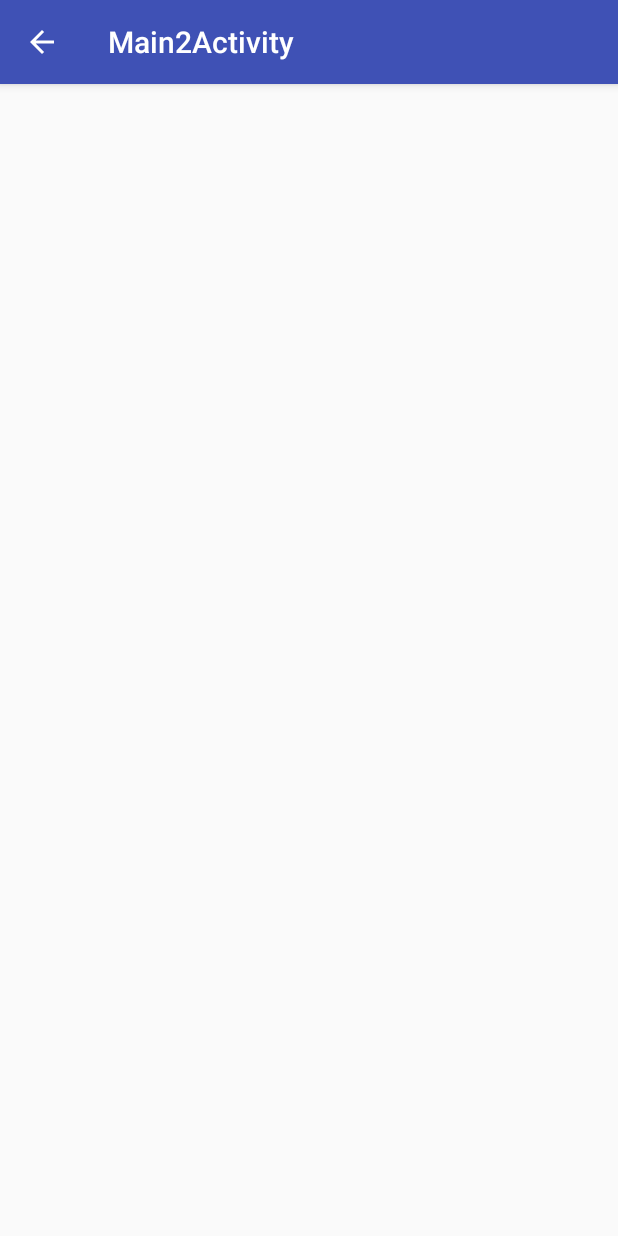
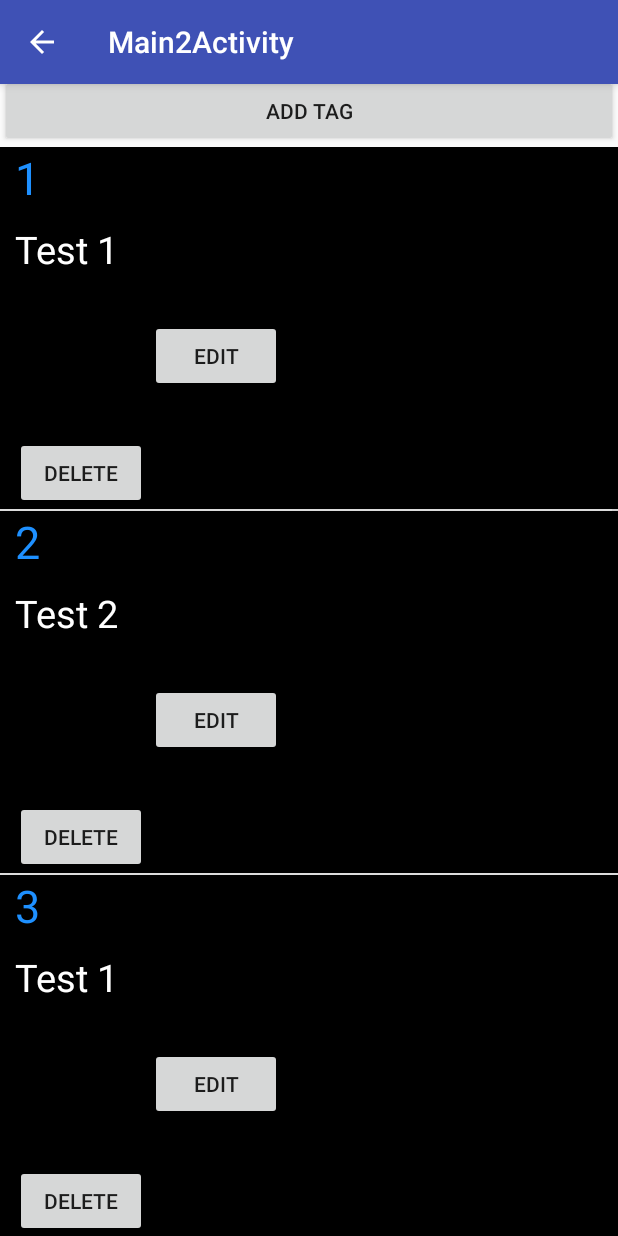
Before and after one commit to mnhmilu/POCTabedLayout, an Android app: the Main2Activity screen opened directly, with no data from a screen before it, on a phone screen of 412 x 824 dp. Run offline under Robolectric (Android 15) with nearby library versions, the phone set to English and light mode, and no system bars.

Commit message:
Tag Add,Edit,Delete added

```diff
--- /dev/null
+++ b/app/src/main/java/com/example/nahidhossain/poctabedlayout/CustomeAdapterForTagList.java
@@ -0,0 +1,182 @@
+package com.example.nahidhossain.poctabedlayout;
+
+import android.app.Activity;
+import android.util.Log;
+import android.view.Gravity;
+import android.view.LayoutInflater;
+import android.view.View;
+import android.view.ViewGroup;
+import android.widget.BaseAdapter;
+import android.widget.Button;
+import android.widget.EditText;
+import android.widget.ListView;
+import android.widget.PopupWindow;
+import android.widget.TextView;
+
+import java.util.ArrayList;
+
+public class CustomeAdapterForTagList extends BaseAdapter {
+
+
+    private Activity context;
+    ArrayList<TagModel> tagModelArrayList;
+    PopupWindow pwindo;
+    SQLiteDatabaseHandler db;
+    private ListView listView;
+
+    public CustomeAdapterForTagList(Activity context, ArrayList<TagModel> contactModelArrayList) {
+
+        this.context = context;
+        this.tagModelArrayList = contactModelArrayList;
+    }
+
+    public CustomeAdapterForTagList(Activity context, ArrayList<TagModel> tagModelArrayList, SQLiteDatabaseHandler db) {
+
+        this.context = context;
+        this.tagModelArrayList = tagModelArrayList;
+        this.db=db;
+    }
+
+    //@Override
+    //public int getViewTypeCount() {
+      //  return getCount();
+   // }
+
+    @Override
+    public int getItemViewType(int position) {
+
+        return position;
+    }
+
+    @Override
+    public int getCount() {
+        return tagModelArrayList.size();
+    }
+
+    @Override
+    public Object getItem(int position) {
+        return tagModelArrayList.get(position);
+    }
+
+    @Override
+    public long getItemId(int position) {
+        return 0;
+    }
+
+    /*
+    @Override
+    public View getView(int position, View convertView, ViewGroup parent) {
+        CustomerAdapterForTagList.ViewHolder holder;
+        if (convertView == null) {
+            holder = new CustomerAdapterForTagList.ViewHolder();
+            LayoutInflater inflater = (LayoutInflater) context
+                    .getSystemService(Context.LAYOUT_INFLATER_SERVICE);
+            convertView = inflater.inflate(R.layout.lv_item_tag, null, true);
+            holder.tagName = (TextView) convertView.findViewById(R.id.tag_name);
+            convertView.setTag(holder);
+
+        } else {
+            // the getTag returns the viewHolder object set as a tag to the view
+            holder = (CustomerAdapterForTagList.ViewHolder) convertView.getTag();
+        }
+
+        holder.tagName.setText(tagModelArrayList.get(position).getTag_name());
+       // holder.tvnumber.setText(tagModelArrayList.get(position).getNumber());
+        return convertView;
+    } */
+
+    @Override
+    public View getView(int position, View convertView, ViewGroup parent) {
+        View row = convertView;
+        LayoutInflater inflater = context.getLayoutInflater();
+        ViewHolder vh;
+        if (convertView == null) {
+            vh = new ViewHolder();
+            row = inflater.inflate(R.layout.lv_item_tag, null, true);
+
+            vh.textViewId = (TextView) row.findViewById(R.id.textViewId);
+            vh.tagName = (TextView) row.findViewById(R.id.tag_name);
+            vh.editButton = (Button) row.findViewById(R.id.edit);
+            vh.deleteButton = (Button) row.findViewById(R.id.delete);
+            // store the holder with the view.
+            row.setTag(vh);
+        } else {
+
+            vh = (ViewHolder) convertView.getTag();
+
+        }
+
+        vh.tagName.setText(tagModelArrayList.get(position).getTag_name());
+        vh.textViewId.setText("" + tagModelArrayList.get(position).getTag_id());
+
+        final int positionPopup = position;
+        vh.editButton.setOnClickListener(new View.OnClickListener() {
+            @Override
+            public void onClick(View view) {
+
+                Log.d("Save: ", "" + positionPopup);
+                editPopUp(positionPopup);
+
+            }
+        });
+        vh.deleteButton.setOnClickListener(new View.OnClickListener() {
+            @Override
+            public void onClick(View view) {
+                Log.d("Last Index", "" + positionPopup);
+                //     Integer index = (Integer) view.getTag();
+                db.deleteTagModel(tagModelArrayList.get(positionPopup));
+
+                //      countries.remove(index.intValue());
+                tagModelArrayList = (ArrayList) db.getAllTagModels();
+                Log.d("Tag Size", "" + tagModelArrayList.size());
+                notifyDataSetChanged();
+            }
+        });
+        return row;
+    }
+
+    private class ViewHolder {
+
+        TextView textViewId;
+        TextView tagName;
+        Button editButton;
+        Button deleteButton;
+
+    }
+
+
+    public void editPopUp(final int positionPopup) {
+        LayoutInflater inflater = context.getLayoutInflater();
+        View layout = inflater.inflate(R.layout.layout_popup_tagedit,
+                (ViewGroup) context.findViewById(R.id.popup_element_tagentry));
+        pwindo = new PopupWindow(layout, 600, 670, true);
+        pwindo.showAtLocation(layout, Gravity.CENTER, 0, 0);
+        final EditText tagEdit = (EditText) layout.findViewById(R.id.editTextTagName);
+        tagEdit.setText(tagModelArrayList.get(positionPopup).getTag_name());
+
+        Button save = (Button) layout.findViewById(R.id.save_popup);
+        save.setOnClickListener(new View.OnClickListener() {
+            @Override
+            public void onClick(View view) {
+                String tagNameString = tagEdit.getText().toString();
+
+                TagModel tagModel = new TagModel(tagNameString);
+                String tagNameStr = tagEdit.getText().toString();
+
+                TagModel tagModelEnttity = tagModelArrayList.get(positionPopup);
+                tagModelEnttity.setTag_name(tagNameStr);
+                db.updateTagModel(tagModelEnttity);
+                tagModelArrayList = (ArrayList) db.getAllTagModels();
+                notifyDataSetChanged();
+                for (TagModel item : tagModelArrayList) {
+                    String log = "Id: " + item.getTag_id() + " ,Name: " + item.getTag_name();
+                    // Writing Countries to log
+                    Log.d("Name: ", log);
+                }
+                pwindo.dismiss();
+            }
+        });
+    }
+
+
+}
--- a/app/src/main/java/com/example/nahidhossain/poctabedlayout/CustomerAdapterForTagList.java
+++ /dev/null
@@ -1,80 +0,0 @@
-package com.example.nahidhossain.poctabedlayout;
-
-import android.content.Context;
-import android.view.LayoutInflater;
-import android.view.View;
-import android.view.ViewGroup;
-import android.widget.BaseAdapter;
-import android.widget.TextView;
-
-import java.util.ArrayList;
-
-public class CustomerAdapterForTagList extends BaseAdapter {
-
-
-    private Context context;
-    private ArrayList<TagModel> tagModelArrayList;
-
-    public CustomerAdapterForTagList(Context context, ArrayList<TagModel> contactModelArrayList) {
-
-        this.context = context;
-        this.tagModelArrayList = contactModelArrayList;
-    }
-
-    //@Override
-    //public int getViewTypeCount() {
-      //  return getCount();
-   // }
-
-    @Override
-    public int getItemViewType(int position) {
-
-        return position;
-    }
-
-    @Override
-    public int getCount() {
-        return tagModelArrayList.size();
-    }
-
-    @Override
-    public Object getItem(int position) {
-        return tagModelArrayList.get(position);
-    }
-
-    @Override
-    public long getItemId(int position) {
-        return 0;
-    }
-
-    @Override
-    public View getView(int position, View convertView, ViewGroup parent) {
-        CustomerAdapterForTagList.ViewHolder holder;
-
-        if (convertView == null) {
-            holder = new CustomerAdapterForTagList.ViewHolder();
-            LayoutInflater inflater = (LayoutInflater) context
-                    .getSystemService(Context.LAYOUT_INFLATER_SERVICE);
-            convertView = inflater.inflate(R.layout.lv_item_tag, null, true);
-
-            holder.tagName = (TextView) convertView.findViewById(R.id.tag_name);
-            convertView.setTag(holder);
-
-        } else {
-            // the getTag returns the viewHolder object set as a tag to the view
-            holder = (CustomerAdapterForTagList.ViewHolder) convertView.getTag();
-        }
-
-        holder.tagName.setText(tagModelArrayList.get(position).getTag_name());
-       // holder.tvnumber.setText(tagModelArrayList.get(position).getNumber());
-        return convertView;
-    }
-
-    private class ViewHolder {
-
-        protected TextView tagName;
-
-    }
-
-
-}
--- a/app/src/main/java/com/example/nahidhossain/poctabedlayout/Main2Activity.java
+++ b/app/src/main/java/com/example/nahidhossain/poctabedlayout/Main2Activity.java
@@ -1,23 +1,33 @@
 package com.example.nahidhossain.poctabedlayout;
 
+import android.app.Activity;
 import android.os.Bundle;
-import android.support.design.widget.FloatingActionButton;
-import android.support.design.widget.Snackbar;
 import android.support.v7.app.AppCompatActivity;
 import android.support.v7.widget.Toolbar;
+import android.util.Log;
+import android.view.Gravity;
+import android.view.LayoutInflater;
 import android.view.View;
+import android.view.ViewGroup;
 import android.widget.AdapterView;
+import android.widget.BaseAdapter;
+import android.widget.Button;
+import android.widget.EditText;
 import android.widget.ListView;
+import android.widget.PopupWindow;
 import android.widget.Toast;
 
 import java.util.ArrayList;
 
 public class Main2Activity extends AppCompatActivity {
 
-    private ArrayList<TagModel> contactModelArrayList;
+    private ArrayList<TagModel> tagModelArrayList;
     private ListView listView;
     public static final String TAG = "MainActivity2";
-    private CustomerAdapterForTagList customAdapter;
+    private CustomeAdapterForTagList customAdapter;
+    PopupWindow pwindo;
+    Button btnSubmit;
+    Activity activity;
 
     SQLiteDatabaseHandler db;
 
@@ -27,12 +37,13 @@ public class Main2Activity extends AppCompatActivity {
     protected void onCreate(Bundle savedInstanceState) {
         super.onCreate(savedInstanceState);
         setContentView(R.layout.activity_main2);
+        activity =this;
 
-        contactModelArrayList = new ArrayList<TagModel>();
+        tagModelArrayList = new ArrayList<TagModel>();
 
         db = new SQLiteDatabaseHandler(this);
 
-        /*
+
         TagModel test = new TagModel();
         test.setTag_name("Test 1");
         db.addTag(test);
@@ -40,13 +51,11 @@ public class Main2Activity extends AppCompatActivity {
         TagModel test2 = new TagModel();
         test2.setTag_name("Test 2");
         db.addTag(test2);
-        */
 
+        tagModelArrayList = (ArrayList) db.getAllTagModels();
 
-        contactModelArrayList = (ArrayList) db.getAllTagModels();
-
-        customAdapter = new CustomerAdapterForTagList(this, contactModelArrayList);
-        ListView listView=(ListView) findViewById(R.id.listViewTag);
+        customAdapter = new CustomeAdapterForTagList(this, tagModelArrayList,db);
+        listView=(ListView) findViewById(R.id.listViewTag);
         listView.setAdapter(customAdapter);
 
         listView.setOnItemClickListener(new AdapterView.OnItemClickListener() {
@@ -58,12 +67,53 @@ public class Main2Activity extends AppCompatActivity {
             }
         });
 
+        btnSubmit = (Button) findViewById(R.id.btnSubmit);
+        btnSubmit.setOnClickListener(new View.OnClickListener() {
+            @Override
+            public void onClick(View view) {
+                addPopUp();
+            }
+        });
+
         Toolbar toolbar = (Toolbar) findViewById(R.id.toolbar);
         setSupportActionBar(toolbar);
         getSupportActionBar().setHomeButtonEnabled(true);
         getSupportActionBar().setDisplayHomeAsUpEnabled(true);
 
    }
+
+    public void addPopUp() {
+        LayoutInflater inflater = this.getLayoutInflater();
+        View layout = inflater.inflate(R.layout.layout_popup_tagedit,
+                (ViewGroup) this.findViewById(R.id.popup_element_tagentry));
+        pwindo = new PopupWindow(layout, 600, 670, true);
+        pwindo.showAtLocation(layout, Gravity.CENTER, 0, 0);
+        final EditText tagNameEdit = (EditText) layout.findViewById(R.id.editTextTagName);
+
+        Button save = (Button) layout.findViewById(R.id.save_popup);
+        save.setOnClickListener(new View.OnClickListener() {
+            @Override
+            public void onClick(View view) {
+                String countryStr = tagNameEdit.getText().toString();
+
+                TagModel country = new TagModel(countryStr);
+                db.addTag(country);
+                if (customAdapter == null) {
+                    customAdapter = new CustomeAdapterForTagList(activity, tagModelArrayList, db);
+                    listView.setAdapter(customAdapter);
+                }
+                customAdapter.tagModelArrayList = (ArrayList) db.getAllTagModels();
+                ((BaseAdapter) listView.getAdapter()).notifyDataSetChanged();
+                for (TagModel item : tagModelArrayList) {
+                    String log = "Id: " + item.getTag_id() + " ,Name: " + item.getTag_name();
+                    // Writing Countries to log
+                    Log.d("Tag Name: ", log);
+                }
+                pwindo.dismiss();
+            }
+        });
+    }
+
 
     @Override
     public void onBackPressed() {
@@ -80,4 +130,7 @@ public class Main2Activity extends AppCompatActivity {
 
 
 
+
+
+
 }
--- a/app/src/main/java/com/example/nahidhossain/poctabedlayout/TagModel.java
+++ b/app/src/main/java/com/example/nahidhossain/poctabedlayout/TagModel.java
@@ -9,6 +9,12 @@ public class TagModel {
     {
 
     }
+    public  TagModel(String tag_name)
+    {
+
+        this.tag_name=tag_name;
+    }
+
 
     public  TagModel(int tag_id,String tag_name)
     {
--- a/app/src/main/res/layout/activity_main2.xml
+++ b/app/src/main/res/layout/activity_main2.xml
@@ -26,6 +26,13 @@
         android:layout_width="match_parent"
         android:layout_height="match_parent"
         android:orientation="vertical">
+        <Button
+            android:layout_width="match_parent"
+            android:layout_height="wrap_content"
+            android:layout_marginTop="50dp"
+            android:text="Add Tag"
+            android:id="@+id/btnSubmit"
+            />
             <ListView
             android:id="@+id/listViewTag"
             android:layout_width="match_parent"
--- a/app/src/main/res/layout/lv_item_tag.xml
+++ b/app/src/main/res/layout/lv_item_tag.xml
@@ -11,17 +11,48 @@
         android:orientation="vertical">
 
         <TextView
+            android:id="@+id/textViewId"
+            android:layout_width="wrap_content"
+            android:layout_height="wrap_content"
+            android:layout_column="1"
+            android:layout_columnWeight="1"
+            android:layout_marginLeft="10dp"
+            android:layout_row="0"
+            android:textColor="#1E90FF"
+            android:textSize="30dp" />
+
+        <TextView
             android:id="@+id/tag_name"
             android:layout_width="wrap_content"
             android:layout_height="wrap_content"
-            android:textColor="#fff"
-            android:textSize="25sp"
+            android:layout_marginTop="10dp"
             android:gravity="center_vertical"
             android:paddingLeft="10dp"
-            android:layout_marginTop="10dp"
-            android:text="Name" />
+            android:text="Name"
+            android:textColor="#fff"
+            android:textSize="25sp" />
 
+        <Button
+            android:id="@+id/edit"
+            android:layout_width="wrap_content"
+            android:layout_height="wrap_content"
+            android:layout_columnWeight="1"
+            android:layout_marginLeft="100dp"
+            android:layout_marginRight="10dp"
+            android:layout_marginTop="30dp"
+            android:layout_toRightOf="@+id/textViewId"
+            android:text="Edit" />
 
+        <Button
+            android:id="@+id/delete"
+            android:layout_width="wrap_content"
+            android:layout_height="wrap_content"
+            android:layout_columnWeight="1"
+            android:layout_marginLeft="10dp"
+            android:layout_marginRight="10dp"
+            android:layout_marginTop="30dp"
+            android:layout_toRightOf="@+id/edit"
+            android:text="Delete" />
 
     </LinearLayout>
 
```
Also changed, not shown: app/src/main/res/layout/layout_popup_tagedit.xml (added, +25 -0 lines).
